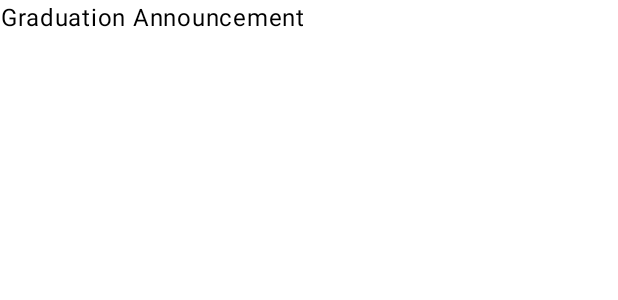
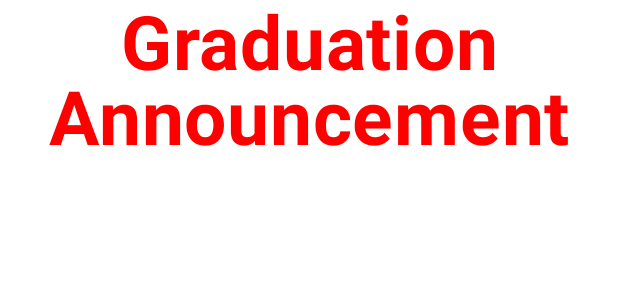
Before and after one commit to emlai1263/CSC436, an Android app built with Jetpack Compose: the @Preview function GradPreview, on a phone screen of 412 x 824 dp. Shown: the top 300 px of the screen. Run offline under Robolectric (Android 15) with nearby library versions, the phone set to English and light mode, and no system bars.

Commit message:
fixed text to match textbook

```diff
--- a/app/src/main/java/com/zybooks/graduationrsvp/MainActivity.kt
+++ b/app/src/main/java/com/zybooks/graduationrsvp/MainActivity.kt
@@ -9,6 +9,7 @@
 import androidx.compose.material3.Text
 import androidx.compose.runtime.Composable
 import androidx.compose.ui.Modifier
+import androidx.compose.ui.graphics.Color
 import androidx.compose.ui.res.stringResource
 import androidx.compose.ui.text.font.FontWeight
 import androidx.compose.ui.text.style.TextAlign
@@ -37,8 +38,10 @@
     Text(
         text = stringResource(R.string.grad_announcement),
         textAlign = TextAlign.Center,
-//        fontWeight = FontWeight.SemiBold,
-//        fontSize = 50.sp,
+        fontWeight = FontWeight.Bold,
+        fontSize = 50.sp,
+        lineHeight = 50.sp,
+        color = Color.Red,
         modifier = modifier
     )
 }
```
